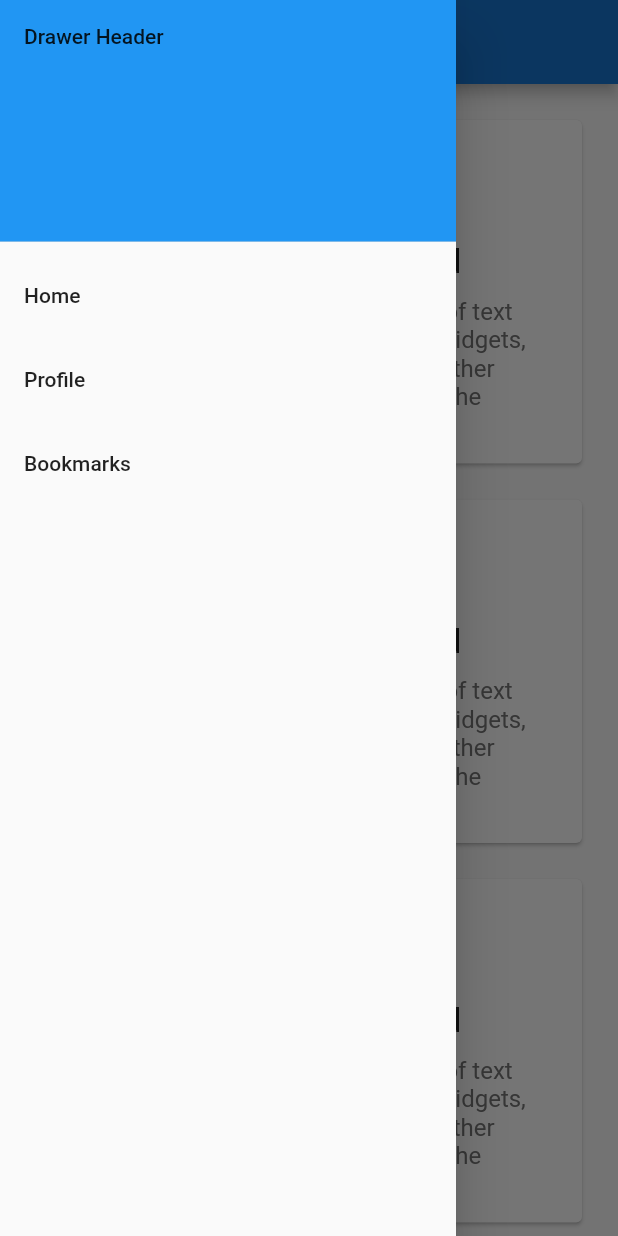
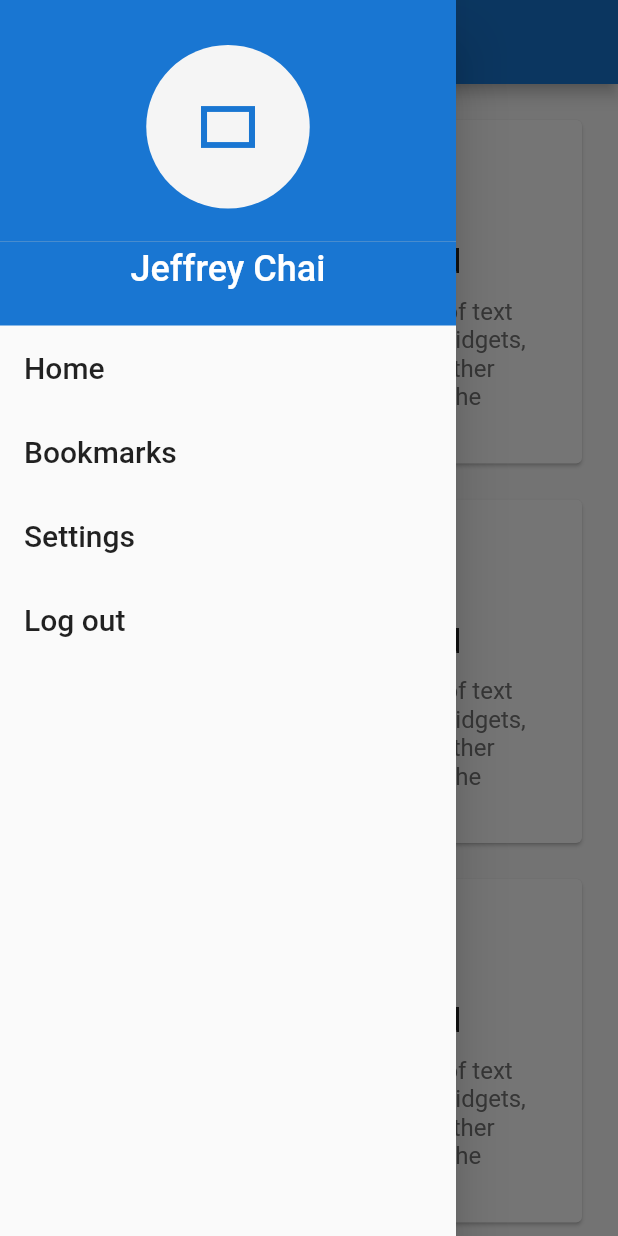
Before and after one commit to jeffreycgy/hack19, a Flutter app: the screen it shows after launch, with the side drawer open, on a phone screen of 412 x 824 dp. Run offline on Flutter 3.47's test engine with Material 2 defaults, Android fonts, the phone set to English and light mode, and no system bars; Roboto replaces fonts that are missing (Proxima Nova).

Commit message:
Add drawer

```diff
--- a/lib/main.dart
+++ b/lib/main.dart
@@ -57,12 +57,51 @@ class _MyHomePageState extends State<MyHomePage> {
           padding: const EdgeInsets.all(0),
           children: <Widget>[
             DrawerHeader(
-              child: Text('Drawer Header'),
-              decoration: BoxDecoration(color: Colors.blue),
+              margin: EdgeInsets.all(0),
+              child: Padding(
+                  padding: const EdgeInsets.all(14),
+                  child: CircleAvatar(
+                      backgroundColor: Color(0xFFF5f5f5),
+                      child: Icon(
+                        IconData(59558, fontFamily: 'MaterialIcons'),
+                        size: 48,
+                      ))),
+              decoration: BoxDecoration(
+                color: Color(0xFF1976D2),
+              ),
             ),
-            ListTile(title: Text('Home')),
-            ListTile(title: Text('Profile')),
-            ListTile(title: Text('Bookmarks'))
+            Ink(
+                color: Color(0xFF1976D2),
+                child: ListTile(
+                    title: Padding(
+                        padding: EdgeInsets.fromLTRB(0, 0, 0, 20),
+                        child: Text(
+                          'Jeffrey Chai',
+                          textAlign: TextAlign.center,
+                          style:
+                              TextStyle(fontSize: 24, color: Color(0xFFFFFFFF)),
+                        )))),
+            ListTile(
+              title: Text(
+                'Home',
+                style: TextStyle(fontSize: 20),
+              ),
+            ),
+            ListTile(
+                title: Text(
+              'Bookmarks',
+              style: TextStyle(fontSize: 20),
+            )),
+            ListTile(
+                title: Text(
+              'Settings',
+              style: TextStyle(fontSize: 20),
+            )),
+            ListTile(
+                title: Text(
+              'Log out',
+              style: TextStyle(fontSize: 20),
+            ))
           ],
         ),
       ),
```
